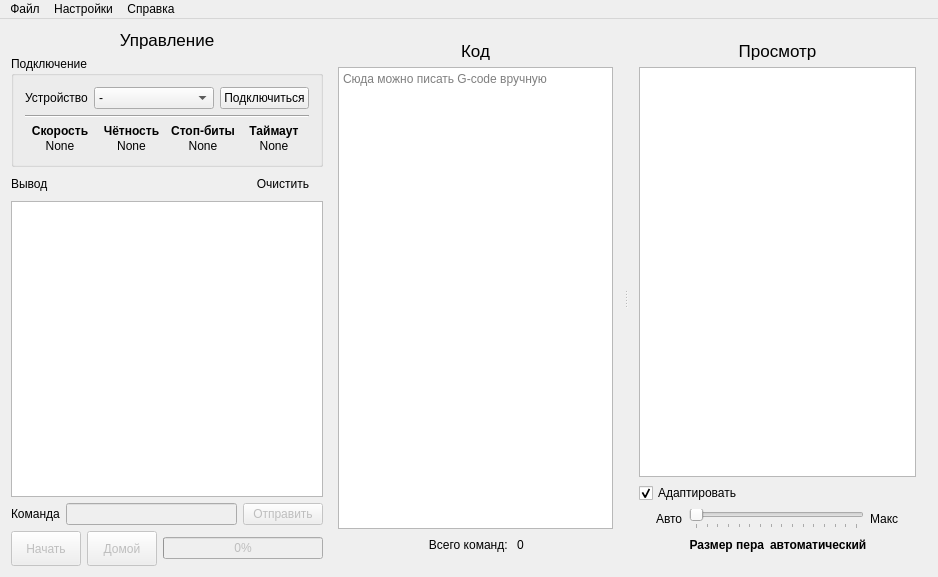
Above: ui/mainwindow.ui from vladislick/CNCRun before the change. Below: the same form after it.
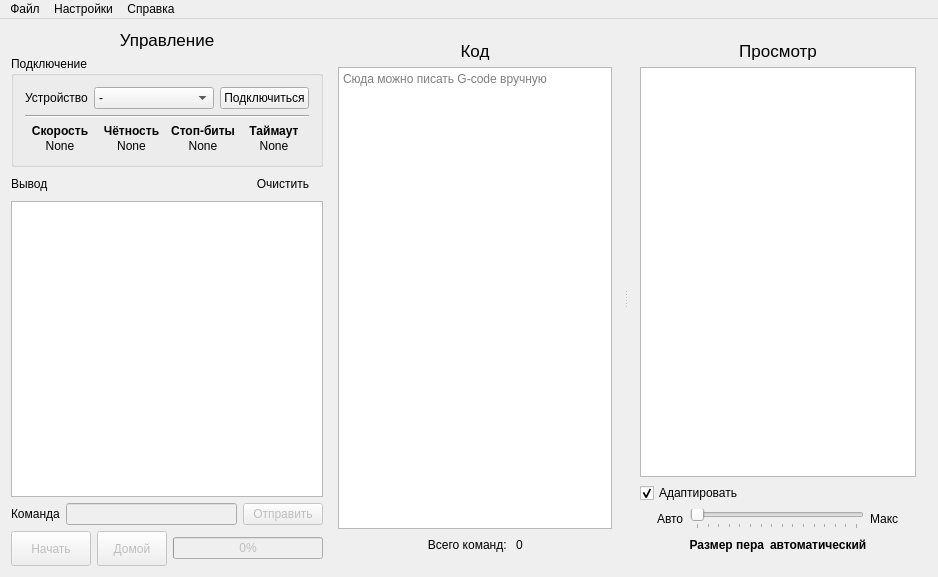
That is the form after the change. Icons and pictures are not drawn.

Diff of the .ui file:
```diff
--- a/ui/mainwindow.ui
+++ b/ui/mainwindow.ui
@@ -390,7 +390,7 @@
           </property>
           <property name="maximumSize">
            <size>
-            <width>70</width>
+            <width>16777215</width>
             <height>16777215</height>
            </size>
           </property>
@@ -472,7 +472,7 @@
        <enum>Qt::Horizontal</enum>
       </property>
       <property name="handleWidth">
-       <number>4</number>
+       <number>6</number>
       </property>
       <property name="childrenCollapsible">
        <bool>false</bool>
```
